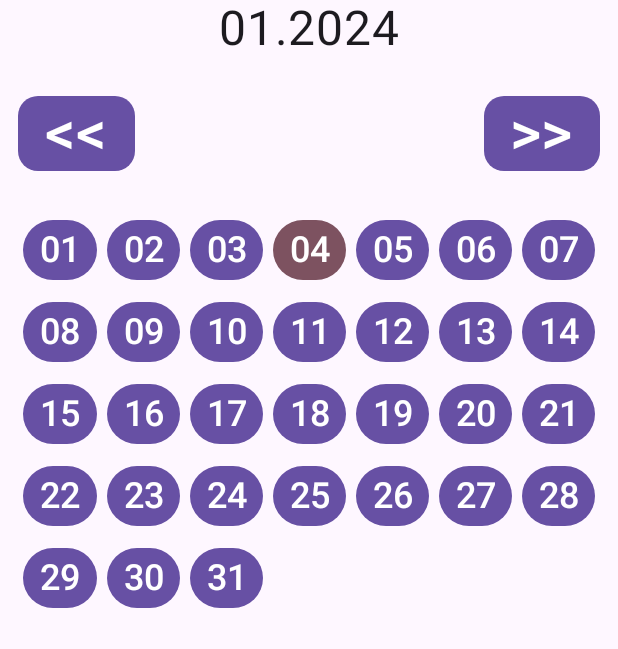
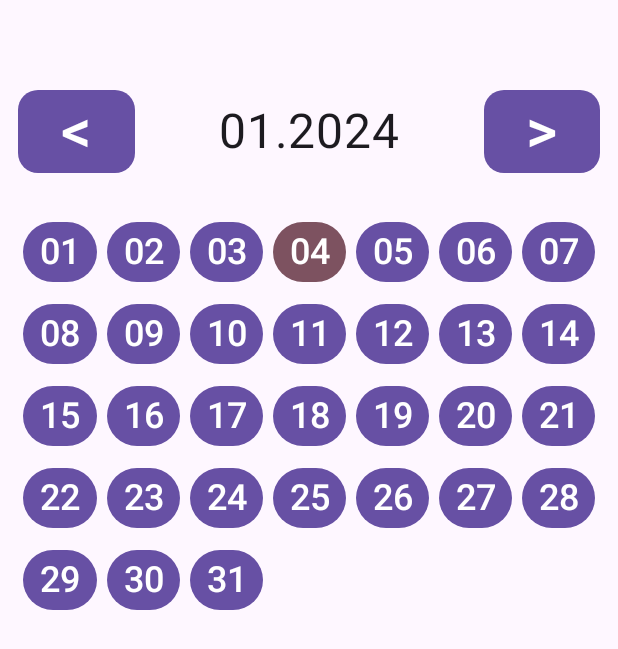
Before and after one commit to Ar-Feiniel/AttendanceRecording, an Android app built with Jetpack Compose: the composable MainCalendar shown on its own in the app's theme, on a phone screen of 412 x 824 dp. Shown: the top 649 px of the screen. Run offline under Robolectric (Android 15) with nearby library versions, the phone set to English and light mode, and no system bars.

Commit message:
update main calendar screen

```diff
--- a/app/src/main/java/com/fedor/attendancerecording/view/screens/MainCalendar.kt
+++ b/app/src/main/java/com/fedor/attendancerecording/view/screens/MainCalendar.kt
@@ -36,15 +36,15 @@ public fun MainCalendar(
     val calendarItemsUiState = viewModel.monthListUiState
     val dateLabelText = viewModel.dateLabelText
     Column(modifier = Modifier.fillMaxWidth()) {
-        DateLabel(date = dateLabelText)
-        Spacer(modifier = Modifier.height(25.dp))
+        Spacer(modifier = Modifier.height(60.dp))
         PairButtonsRow(
             onLeftButtonClick = viewModel::goToPreviousMonth,
-            leftButtonText = "<<",
+            leftButtonText = "<",
             onRightButtonClick = viewModel::goToNextMonth,
-            rightButtonText = ">>",
-            buttonHeight = 50.dp,
-            buttonWidth = 80.dp
+            rightButtonText = ">",
+            buttonHeight = 55.dp,
+            buttonWidth = 80.dp,
+            centralContent = { DateLabel(date = dateLabelText) }
         )
         Spacer(modifier = Modifier.height(25.dp))
         Calendar(calendarItemsUiState, onItemClick = onDayClick)
```
